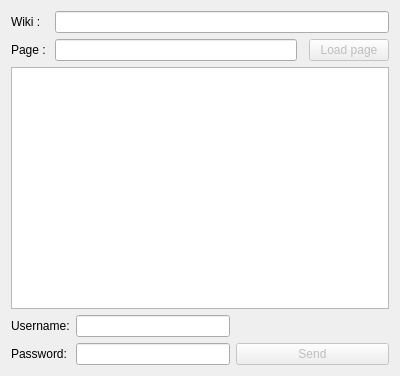
The window that samplecode/editsample/mainwindow.ui (KDE/libmediawiki) describes before a commit, drawn with Qt 5.
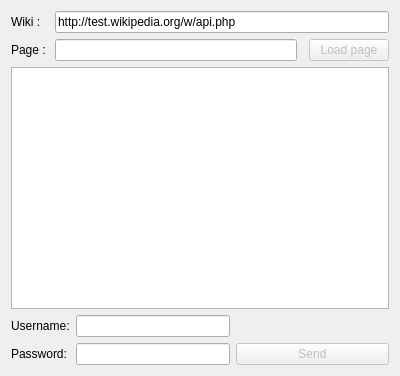
The same window after the commit.

The edit to the form file:
```diff
--- a/samplecode/editsample/mainwindow.ui
+++ b/samplecode/editsample/mainwindow.ui
@@ -38,7 +38,11 @@
        </widget>
       </item>
       <item row="0" column="1" colspan="3">
-       <widget class="QLineEdit" name="mWikiEdit"/>
+       <widget class="QLineEdit" name="mWikiEdit">
+        <property name="text">
+         <string>http://test.wikipedia.org/w/api.php</string>
+        </property>
+       </widget>
       </item>
       <item row="0" column="0">
        <widget class="QLabel" name="label_3">
```
